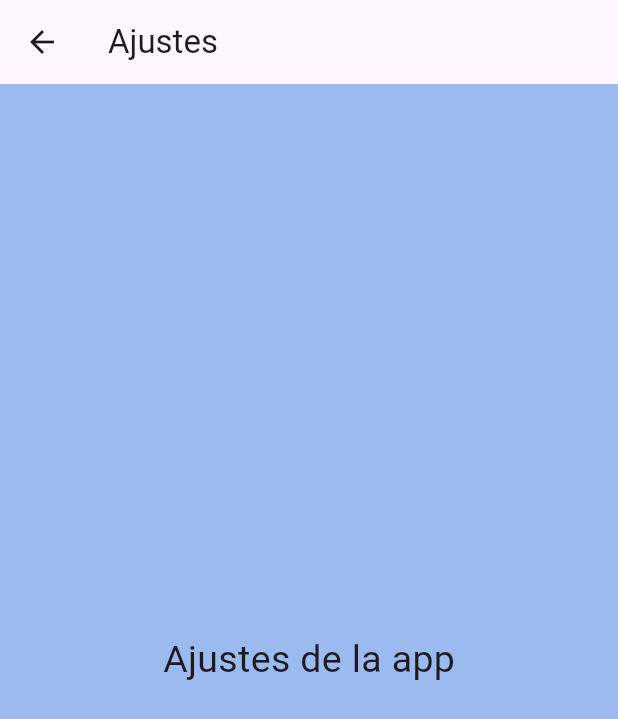
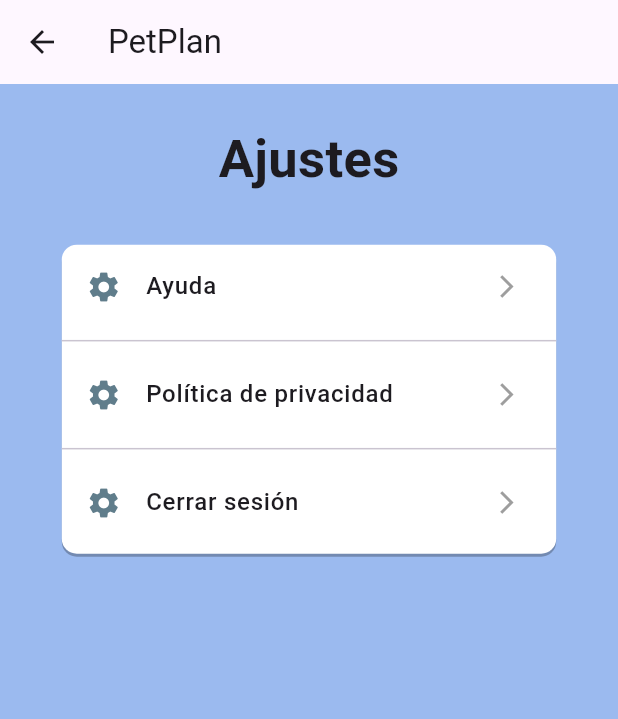
Before and after one commit to ElRisas1/pet_plan_pruebas, a Flutter app: the PantallaAjustes screen opened directly, on a phone screen of 412 x 824 dp. Shown: the top 719 px of the screen. Run offline on Flutter 3.47's test engine with Material 3 defaults, Android fonts, the phone set to English and light mode, and no system bars; our stand-ins replace carousel_slider, google_generative_ai, grouped_list, supabase_flutter; accounts and stored records are empty.

Commit message:
Lista principal creada, cada opcion viaja a una pantalla distinta.

```diff
--- a/lib/pantalla_ajustes.dart
+++ b/lib/pantalla_ajustes.dart
@@ -1,10 +1,16 @@
 import 'package:flutter/material.dart';
+import 'package:pet_plan_pruebas/pantalla_ayuda.dart';
+import 'package:pet_plan_pruebas/pantalla_chatia.dart';
+import 'package:pet_plan_pruebas/pantalla_main.dart';
+import 'package:pet_plan_pruebas/pantalla_perfil.dart';
+// Suponemos que las siguientes pantallas existen:
+//import 'package:pet_plan_pruebas/pantalla_privacidad.dart';
+//import 'package:pet_plan_pruebas/pantalla_logout.dart';
 
 class PantallaAjustes extends StatefulWidget {
+  const PantallaAjustes({super.key, required this.title});
 
-
-  // Constructor
-  const PantallaAjustes({super.key, required String title});
+  final String title;
 
   @override
   _PantallaAjustesState createState() => _PantallaAjustesState();
@@ -12,18 +18,105 @@ class PantallaAjustes extends StatefulWidget {
 
 class _PantallaAjustesState extends State<PantallaAjustes> {
 
+  // Variables //
+
+  // Listas //
+
+  //Opciones de la lista principal.
+  final List<_AjusteItem> opcionesAjustes = [
+    _AjusteItem(
+      nombre: "Ayuda",
+      destino: PantallaAyuda(title: "Ayuda", opcionesAjustes: "Ayuda"),
+    ),
+    _AjusteItem(
+      nombre: "Política de privacidad",
+      destino: PantallaPerfil(),
+    ),
+    _AjusteItem(
+      nombre: "Cerrar sesión",
+      destino: PantallaPerfil(),
+    ),
+  ];
 
   @override
   Widget build(BuildContext context) {
+    double screenWidth = MediaQuery.of(context).size.width;
+    double screenHeight = MediaQuery.of(context).size.height;
+
     return Scaffold(
       backgroundColor: const Color.fromARGB(248, 152, 184, 239),
-      appBar: AppBar(title: Text("Ajustes")),
-      body: Center(
-        child: Text(
-          "Ajustes de la app",
-          style: TextStyle(fontSize: 25),
+      appBar: AppBar(title: const Text("PetPlan")),
+      body: SingleChildScrollView(
+        child: SizedBox(
+          height: screenHeight * 1.5,
+          child: Stack(
+            children: [
+              // Título
+              Align(
+                alignment: Alignment.topCenter,
+                child: Padding(
+                  padding: EdgeInsets.only(top: screenHeight * 0.03),
+                  child: const Text(
+                    "Ajustes",
+                    style: TextStyle(fontSize: 35, fontWeight: FontWeight.bold),
+                  ),
+                ),
+              ),
+
+              // Lista de opciones
+              Positioned(
+                top: screenHeight * 0.13,
+                left: screenWidth * 0.1,
+                right: screenWidth * 0.1,
+                child: Container(
+                  height: screenHeight * 0.25,
+                  decoration: BoxDecoration(
+                    color: Colors.white,
+                    borderRadius: BorderRadius.circular(10),
+                    boxShadow: const [
+                      BoxShadow(
+                        color: Colors.black26,
+                        offset: Offset(0, 2),
+                      )
+                    ],
+                  ),
+                  child: ListView.separated(
+                    itemCount: opcionesAjustes.length,
+                    separatorBuilder: (context, index) => const Divider(),
+                    itemBuilder: (context, index) {
+                      return ListTile(
+                        leading: const Icon(Icons.settings, color: Colors.blueGrey),
+                        title: Text(
+                          opcionesAjustes[index].nombre,
+                          style: const TextStyle(fontSize: 16, fontWeight: FontWeight.w500),
+                        ),
+                        trailing: const Icon(Icons.arrow_forward_ios, size: 18, color: Colors.grey),
+                        onTap: () {
+                          Navigator.push(
+                            context,
+                            MaterialPageRoute(
+                              builder: (context) => opcionesAjustes[index].destino,
+                            ),
+                          );
+                        },
+                      );
+                    },
+                  ),
+                ),
+              ),
+            ],
+          ),
         ),
       ),
     );
   }
 }
+
+
+// Clase auxiliar para las opciones
+class _AjusteItem {
+  final String nombre;
+  final Widget destino;
+
+  _AjusteItem({required this.nombre, required this.destino});
+}
```
